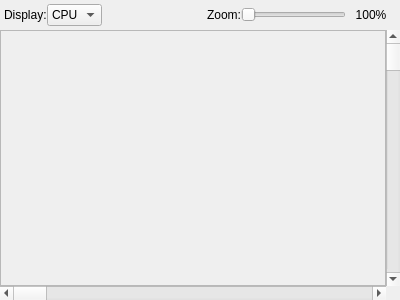
First picture: the form in debugger/codedataloggerdockwidget.ui, repository christopherpow/nesicide, before the edit.
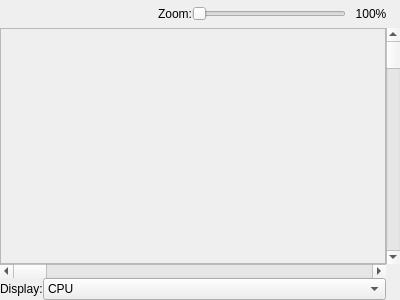
Second picture: the form after the edit.

```diff
--- a/debugger/codedataloggerdockwidget.ui
+++ b/debugger/codedataloggerdockwidget.ui
@@ -26,27 +26,6 @@
       <property name="margin">
        <number>4</number>
       </property>
-      <item>
-       <widget class="QLabel" name="label">
-        <property name="text">
-         <string>Display:</string>
-        </property>
-       </widget>
-      </item>
-      <item>
-       <widget class="QComboBox" name="displaySelect">
-        <item>
-         <property name="text">
-          <string>CPU</string>
-         </property>
-        </item>
-        <item>
-         <property name="text">
-          <string>PPU</string>
-         </property>
-        </item>
-       </widget>
-      </item>
       <item>
        <spacer name="horizontalSpacer">
         <property name="orientation">
@@ -160,6 +139,31 @@
       </property>
      </widget>
     </item>
+    <item row="4" column="0">
+     <layout class="QFormLayout" name="formLayout">
+      <item row="0" column="0">
+       <widget class="QLabel" name="label">
+        <property name="text">
+         <string>Display:</string>
+        </property>
+       </widget>
+      </item>
+      <item row="0" column="1">
+       <widget class="QComboBox" name="displaySelect">
+        <item>
+         <property name="text">
+          <string>CPU</string>
+         </property>
+        </item>
+        <item>
+         <property name="text">
+          <string>PPU</string>
+         </property>
+        </item>
+       </widget>
+      </item>
+     </layout>
+    </item>
    </layout>
   </widget>
  </widget>
```
